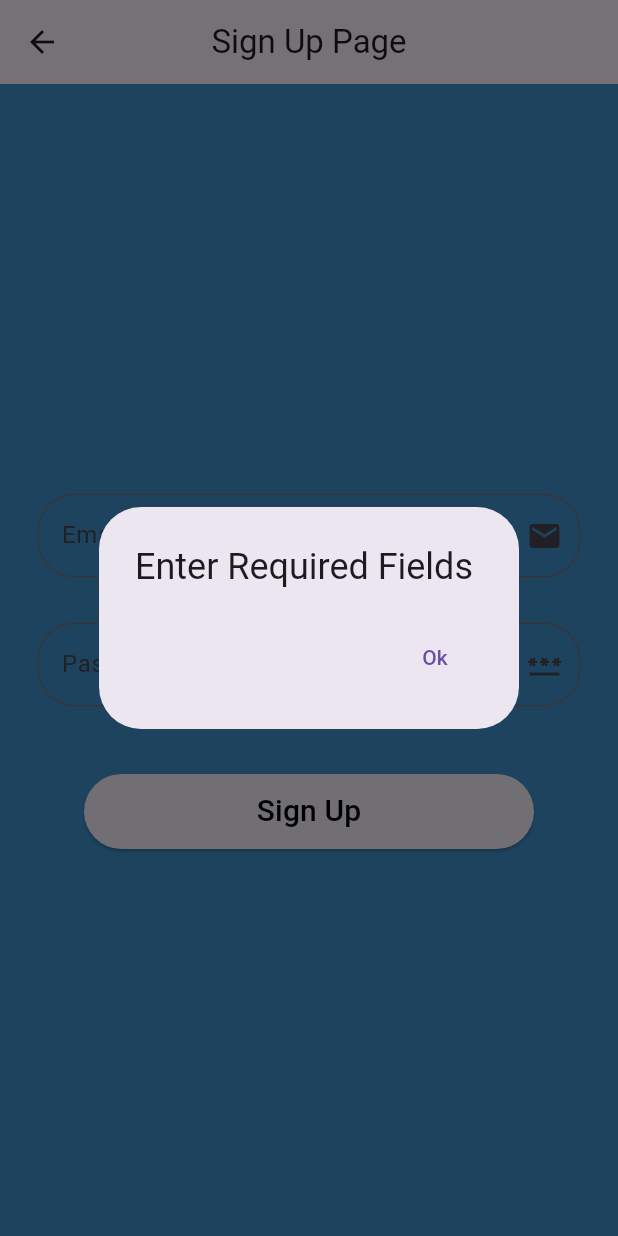
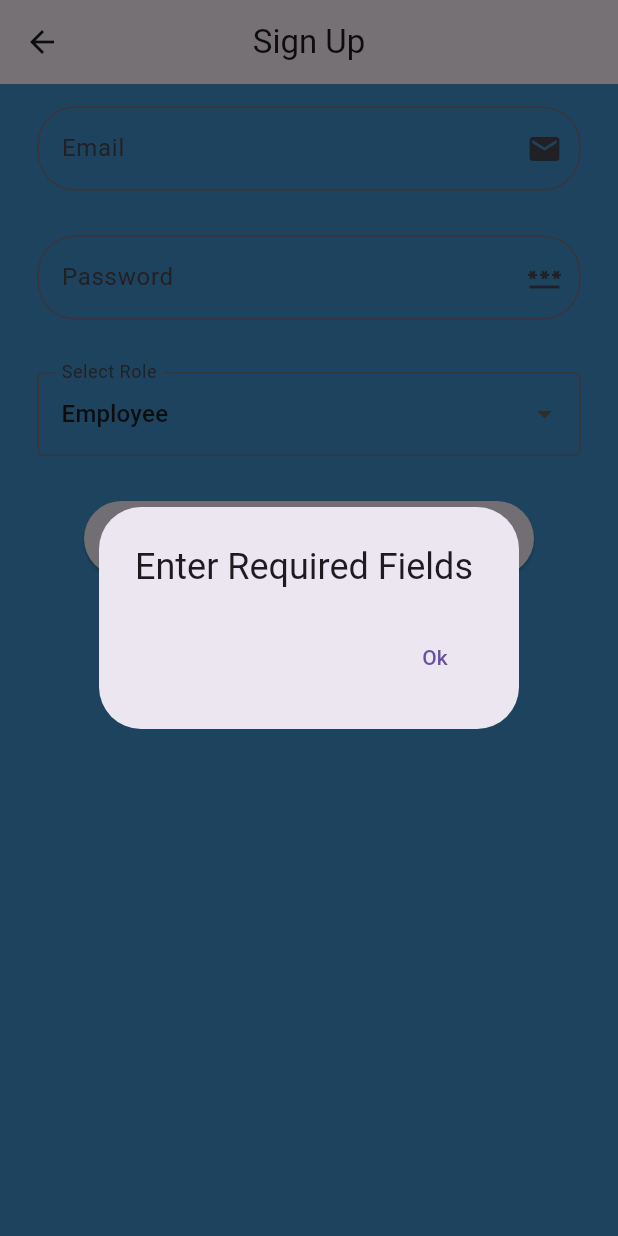
Before and after one commit to Mishoo9456/final_year_project, a Flutter app: the SignUpPage screen opened by its route, after a tap on "Sign Up", on a phone screen of 412 x 824 dp. Run offline on Flutter 3.47's test engine with Material 3 defaults, Android fonts, the phone set to English and light mode, and no system bars; our stand-ins replace cloud_firestore, firebase_auth, firebase_core, shared_preferences, smooth_page_indicator; accounts and stored records are empty.

Commit message:
3rd commit

```diff
--- a/lib/main.dart
+++ b/lib/main.dart
@@ -1,3 +1,5 @@
+import 'package:final_year_project/screens/adminDashboard.dart';
+import 'package:final_year_project/screens/adminDashboard.dart';
 import 'package:final_year_project/screens/dashboard_screen.dart';
 import 'package:final_year_project/screens/login_screen.dart';
 import 'package:final_year_project/screens/signup_screen.dart';
@@ -36,6 +38,7 @@ class MyApp extends StatelessWidget {
         '/login': (context) => const LoginPage(),
         '/signup': (context) => const SignUpPage(),
         '/dashboard': (context) => const DashboardScreen(),
+        '/admin': (context) => const AdminDashboardScreen (),
       },
     );
   }
--- a/lib/screens/login_screen.dart
+++ b/lib/screens/login_screen.dart
@@ -3,6 +3,7 @@ import 'package:flutter/material.dart';
 import 'package:firebase_auth/firebase_auth.dart';
 
 import '../services/uihelper.dart';
+import 'adminDashboard.dart';
 import 'dashboard_screen.dart';
 
 class LoginPage extends StatefulWidget {
@@ -24,7 +25,7 @@ class _LoginPageState extends State<LoginPage> {
       try {
         UserCredential? usercredential = await FirebaseAuth.instance
             .signInWithEmailAndPassword(email: email, password: password);
-       Navigator.push(context, MaterialPageRoute(builder: (context)=>DashboardScreen()));
+        Navigator.push(context, MaterialPageRoute(builder: (context)=>AdminDashboardScreen ()));
 
 
       } on FirebaseAuthException catch(ex){
@@ -47,6 +48,7 @@ class _LoginPageState extends State<LoginPage> {
             UiHelper.CustomTextField(emailController, "Email", Icons.mail, false),
             UiHelper.CustomTextField(
                 passwordController, "Password", Icons.password, true),
+
             const SizedBox(height: 30),
             UiHelper.CustomButton(() async{
               await  login(emailController.text.toString(),
--- a/lib/screens/signup_screen.dart
+++ b/lib/screens/signup_screen.dart
@@ -1,3 +1,4 @@
+import 'package:cloud_firestore/cloud_firestore.dart';
 import 'package:firebase_auth/firebase_auth.dart';
 import 'package:flutter/material.dart';
 
@@ -15,21 +16,37 @@ class _SignUpPageState extends State<SignUpPage> {
   TextEditingController emailController = TextEditingController();
   TextEditingController passwordController = TextEditingController();
 
-  signUp(String email, String password) async {
-    if (email == "" && password == "") {
+  String selectedRole = 'employee'; // Default role
+
+  final List<String> roles = ['admin', 'employee'];
+
+  Future<void> signUp(String email, String password) async {
+    if (email.isEmpty || password.isEmpty) {
       UiHelper.CustomAlertBox(context, "Enter Required Fields");
-    } else {
-      UserCredential? usercredential;
-      try {
-        usercredential = await FirebaseAuth.instance
-            .createUserWithEmailAndPassword(email: email, password: password)
-            .then((value) {
-          Navigator.of(context).push(MaterialPageRoute(
-              builder: (context) => const LoginPage()));
-        });
-      } on FirebaseAuthException catch (ex) {
-        return UiHelper.CustomAlertBox(context, ex.code.toString());
+      return;
+    }
+
+    try {
+      UserCredential userCredential = await FirebaseAuth.instance
+          .createUserWithEmailAndPassword(email: email, password: password);
+
+      // Save user role in Firestore
+      await FirebaseFirestore.instance
+          .collection("users")
+          .doc(userCredential.user!.uid)
+          .set({
+        'email': email,
+        'role': selectedRole,
+      });
+
+      if (context.mounted) {
+        Navigator.pushReplacement(
+          context,
+          MaterialPageRoute(builder: (_) => const LoginPage()),
+        );
       }
+    } on FirebaseAuthException catch (ex) {
+      UiHelper.CustomAlertBox(context, ex.message.toString());
     }
   }
 
@@ -37,21 +54,49 @@ class _SignUpPageState extends State<SignUpPage> {
   Widget build(BuildContext context) {
     return Scaffold(
       appBar: AppBar(
-        title: Text("Sign Up Page"),
+        title: const Text("Sign Up"),
         centerTitle: true,
       ),
-      body: Column(mainAxisAlignment: MainAxisAlignment.center, children: [
-        UiHelper.CustomTextField(emailController, "Email", Icons.mail, false),
-        UiHelper.CustomTextField(
-            passwordController, "Password", Icons.password, true),
-        SizedBox(
-          height: 30,
+      body: SingleChildScrollView(
+        child: Column(
+          mainAxisAlignment: MainAxisAlignment.center,
+          children: [
+            UiHelper.CustomTextField(emailController, "Email", Icons.mail, false),
+            UiHelper.CustomTextField(passwordController, "Password", Icons.password, true),
+
+            const SizedBox(height: 20),
+
+            // Role Dropdown
+            Padding(
+              padding: const EdgeInsets.symmetric(horizontal: 25),
+              child: DropdownButtonFormField<String>(
+                value: selectedRole,
+                decoration: const InputDecoration(
+                  border: OutlineInputBorder(),
+                  labelText: 'Select Role',
+                ),
+                items: roles
+                    .map((role) => DropdownMenuItem(
+                  value: role,
+                  child: Text(role[0].toUpperCase() + role.substring(1)),
+                ))
+                    .toList(),
+                onChanged: (value) {
+                  setState(() {
+                    selectedRole = value!;
+                  });
+                },
+              ),
+            ),
+
+            const SizedBox(height: 30),
+
+            UiHelper.CustomButton(() {
+              signUp(emailController.text.trim(), passwordController.text.trim());
+            }, "Sign Up"),
+          ],
         ),
-        UiHelper.CustomButton(() {
-          signUp(emailController.text.toString(),
-              passwordController.text.toString());
-        }, "Sign Up"),
-      ]),
+      ),
     );
   }
 }
--- a/lib/screens/splash_screen.dart
+++ b/lib/screens/splash_screen.dart
@@ -38,7 +38,7 @@ class _SplashScreenState extends State<SplashScreen>
 
     if (context.mounted) {
       if (user != null) {
-        Navigator.pushReplacementNamed(context, '/dashboard');
+        Navigator.pushReplacementNamed(context, '/admin');
       } else if (isFirstTime) {
         await prefs.setBool('isFirstTimeUser', false);
         Navigator.pushReplacement(
```
Also changed, not shown: lib/screens/adminDashboard.dart (added, +143 -0 lines), lib/screens/dashboard_screen.dart (+7 -10 lines), 1 other file.
